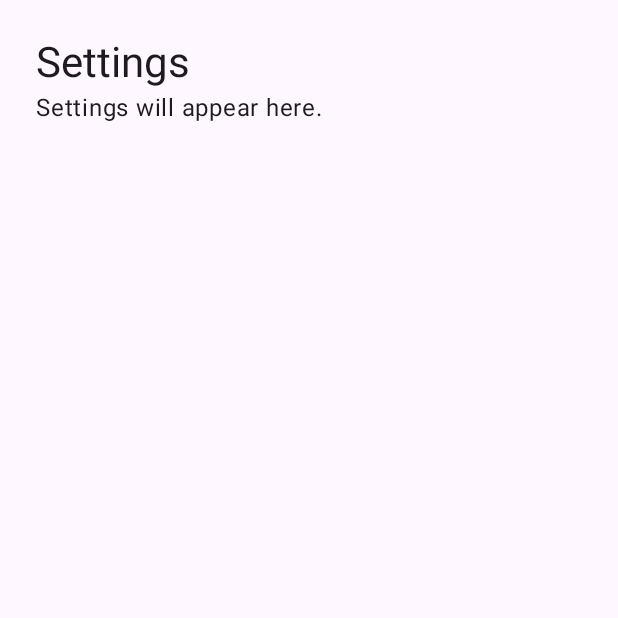
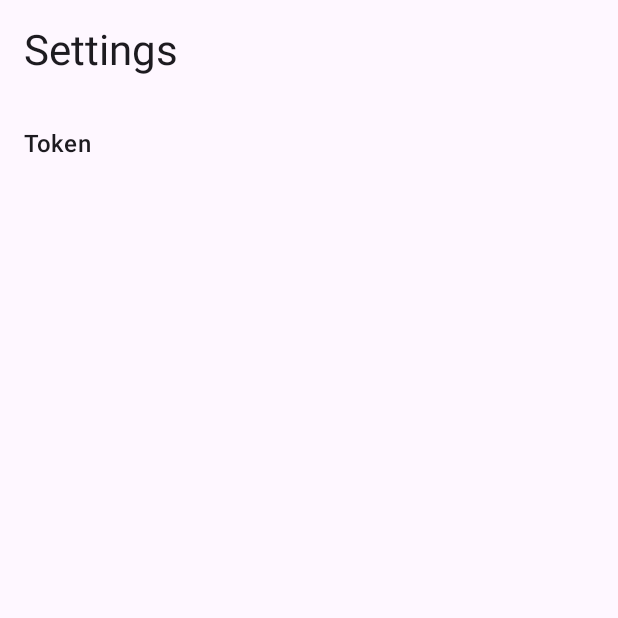
Before and after one commit to SABERBIRD/ciDGET, an Android app built with Jetpack Compose: the screen it shows after launch (SettingsActivity), on a phone screen of 412 x 824 dp, the top half of it. Run offline under Robolectric (Android 15) with nearby library versions, the phone set to English and light mode, and no system bars.

Commit message:
T4: Add encrypted TokenStore and the token settings screen
Co-Authored-By: Claude Sonnet 5.5 <noreply@anthropic.com>
Claude-Session: https://claude.ai/code/session_01Vqgg7Cm1SpmYghxuPLBJWU

```diff
--- a/app/src/main/AndroidManifest.xml
+++ b/app/src/main/AndroidManifest.xml
@@ -2,6 +2,7 @@
 <manifest xmlns:android="http://schemas.android.com/apk/res/android">
 
     <application
+        android:name=".CidgetApp"
         android:allowBackup="false"
         android:icon="@mipmap/ic_launcher"
         android:label="@string/app_name"
--- /dev/null
+++ b/app/src/main/kotlin/io/github/saberbird/cidget/CidgetApp.kt
@@ -0,0 +1,19 @@
+package io.github.saberbird.cidget
+
+import android.app.Application
+import io.github.saberbird.cidget.di.AppGraph
+
+/** Creates the single [AppGraph] (manual DI, D5). */
+class CidgetApp : Application() {
+    lateinit var graph: AppGraph
+        private set
+
+    override fun onCreate() {
+        super.onCreate()
+        graph = AppGraph(this)
+    }
+}
+
+/** The app's graph, from any [android.content.Context]. */
+val android.content.Context.graph: AppGraph
+    get() = (applicationContext as CidgetApp).graph
--- /dev/null
+++ b/app/src/main/kotlin/io/github/saberbird/cidget/data/TokenKeyProvider.kt
@@ -0,0 +1,45 @@
+package io.github.saberbird.cidget.data
+
+import android.security.keystore.KeyGenParameterSpec
+import android.security.keystore.KeyProperties
+import java.security.KeyStore
+import javax.crypto.KeyGenerator
+import javax.crypto.SecretKey
+
+/** Supplies the AES key that protects the token file. */
+interface TokenKeyProvider {
+    /** Returns the key, creating it if needed. */
+    fun getOrCreate(): SecretKey
+
+    /** Deletes the key (used when the file is unreadable or the token is deleted). */
+    fun delete()
+}
+
+/** Android Keystore key `cidget_token_v1` (SECURITY.md): AES-256, GCM, randomized IV, no user authentication. */
+class KeystoreKeyProvider : TokenKeyProvider {
+    private fun store(): KeyStore = KeyStore.getInstance("AndroidKeyStore").apply { load(null) }
+
+    override fun getOrCreate(): SecretKey {
+        (store().getKey(ALIAS, null) as? SecretKey)?.let { return it }
+        val spec = KeyGenParameterSpec.Builder(
+            ALIAS,
+            KeyProperties.PURPOSE_ENCRYPT or KeyProperties.PURPOSE_DECRYPT,
+        )
+            .setKeySize(256)
+            .setBlockModes(KeyProperties.BLOCK_MODE_GCM)
+            .setEncryptionPaddings(KeyProperties.ENCRYPTION_PADDING_NONE)
+            .setRandomizedEncryptionRequired(true)
+            .build()
+        val generator = KeyGenerator.getInstance(KeyProperties.KEY_ALGORITHM_AES, "AndroidKeyStore")
+        generator.init(spec)
+        return generator.generateKey()
+    }
+
+    override fun delete() {
+        runCatching { store().deleteEntry(ALIAS) }
+    }
+
+    private companion object {
+        const val ALIAS = "cidget_token_v1"
+    }
+}
--- /dev/null
+++ b/app/src/main/kotlin/io/github/saberbird/cidget/di/AppGraph.kt
@@ -0,0 +1,40 @@
+package io.github.saberbird.cidget.di
+
+import android.app.Application
+import android.content.pm.ApplicationInfo
+import android.util.Log
+import io.github.saberbird.cidget.data.KeystoreKeyProvider
+import io.github.saberbird.cidget.data.TokenStore
+import io.github.saberbird.cidget.github.GitHubClient
+import io.github.saberbird.cidget.github.createHttpClient
+import kotlinx.coroutines.Dispatchers
+import kotlinx.coroutines.withContext
+import okhttp3.OkHttpClient
+import java.io.File
+
+/** Builds and holds the app-wide singletons. Created once in `Application.onCreate`. */
+class AppGraph(val app: Application) {
+    val tokenStore: TokenStore = TokenStore(File(app.filesDir, "token.bin"), KeystoreKeyProvider())
+
+    val http: OkHttpClient = createHttpClient(
+        cacheDir = File(app.cacheDir, "http"),
+        userAgent = "ciDGET/${versionName()}",
+        tokenProvider = tokenStore::usableToken,
+    )
+
+    private val debuggable = app.applicationInfo.flags and ApplicationInfo.FLAG_DEBUGGABLE != 0
+
+    /** The API client. In debug builds it logs `GET path -> code` lines only (never headers or bodies). */
+    val github: GitHubClient = GitHubClient(http, log = if (debuggable) { line -> Log.d("cidget", line) } else null)
+
+    /** Drops cached API responses; they may hold private repository data. */
+    suspend fun evictHttpCache() = withContext(Dispatchers.IO) { runCatching { http.cache?.evictAll() }; Unit }
+
+    /** Called after the token was saved, replaced or deleted. Later tasks add snapshots and refreshes here. */
+    suspend fun onTokenChanged() {
+        evictHttpCache()
+    }
+
+    private fun versionName(): String =
+        runCatching { app.packageManager.getPackageInfo(app.packageName, 0).versionName }.getOrNull() ?: "0"
+}
--- a/app/src/main/kotlin/io/github/saberbird/cidget/settings/SettingsActivity.kt
+++ b/app/src/main/kotlin/io/github/saberbird/cidget/settings/SettingsActivity.kt
@@ -2,31 +2,57 @@ package io.github.saberbird.cidget.settings
 
 import android.os.Bundle
 import androidx.activity.ComponentActivity
+import androidx.activity.compose.BackHandler
 import androidx.activity.compose.setContent
+import androidx.compose.foundation.clickable
 import androidx.compose.foundation.layout.Column
 import androidx.compose.foundation.layout.fillMaxSize
+import androidx.compose.foundation.layout.fillMaxWidth
 import androidx.compose.foundation.layout.padding
+import androidx.compose.foundation.layout.safeDrawingPadding
 import androidx.compose.material3.MaterialTheme
 import androidx.compose.material3.Surface
 import androidx.compose.material3.Text
+import androidx.compose.runtime.getValue
+import androidx.compose.runtime.mutableStateOf
+import androidx.compose.runtime.remember
+import androidx.compose.runtime.setValue
 import androidx.compose.ui.Modifier
 import androidx.compose.ui.res.stringResource
 import androidx.compose.ui.unit.dp
 import io.github.saberbird.cidget.R
+import io.github.saberbird.cidget.graph
 
-/** Launcher activity. A placeholder until the settings screens arrive in later tasks. */
+/** Launcher activity: the settings home with the token screen. More screens arrive in later tasks. */
 class SettingsActivity : ComponentActivity() {
     override fun onCreate(savedInstanceState: Bundle?) {
         super.onCreate(savedInstanceState)
+        val graph = applicationContext.graph
         setContent {
             MaterialTheme {
                 Surface(modifier = Modifier.fillMaxSize()) {
-                    Column(modifier = Modifier.padding(24.dp)) {
-                        Text(
-                            text = stringResource(R.string.settings_title),
-                            style = MaterialTheme.typography.headlineMedium,
-                        )
-                        Text(text = stringResource(R.string.settings_placeholder))
+                    var onToken by remember { mutableStateOf(false) }
+                    BackHandler(enabled = onToken) { onToken = false }
+                    Column(modifier = Modifier.safeDrawingPadding()) {
+                        if (onToken) {
+                            Text(
+                                stringResource(R.string.token_title),
+                                style = MaterialTheme.typography.headlineMedium,
+                                modifier = Modifier.padding(start = 16.dp, top = 16.dp),
+                            )
+                            TokenScreen(graph, showContentsHint = false)
+                        } else {
+                            Text(
+                                stringResource(R.string.settings_title),
+                                style = MaterialTheme.typography.headlineMedium,
+                                modifier = Modifier.padding(16.dp),
+                            )
+                            Text(
+                                stringResource(R.string.token_title),
+                                style = MaterialTheme.typography.titleMedium,
+                                modifier = Modifier.fillMaxWidth().clickable { onToken = true }.padding(16.dp),
+                            )
+                        }
                     }
                 }
             }
--- a/gradle/libs.versions.toml
+++ b/gradle/libs.versions.toml
@@ -11,6 +11,8 @@ kotlinxDatetime = "0.6.2"
 kotlinxSerialization = "1.13.0"
 kotlinxCoroutines = "1.11.0"
 okhttp = "5.5.1"
+work = "2.10.3"
+datastore = "1.1.7"
 junit = "4.13.2"
 
 [libraries]
@@ -21,6 +23,9 @@ androidx-glance-appwidget = { module = "androidx.glance:glance-appwidget", versi
 kotlinx-datetime = { module = "org.jetbrains.kotlinx:kotlinx-datetime", version.ref = "kotlinxDatetime" }
 kotlinx-serialization-json = { module = "org.jetbrains.kotlinx:kotlinx-serialization-json", version.ref = "kotlinxSerialization" }
 kotlinx-coroutines-core = { module = "org.jetbrains.kotlinx:kotlinx-coroutines-core", version.ref = "kotlinxCoroutines" }
+kotlinx-coroutines-android = { module = "org.jetbrains.kotlinx:kotlinx-coroutines-android", version.ref = "kotlinxCoroutines" }
+androidx-work-runtime-ktx = { module = "androidx.work:work-runtime-ktx", version.ref = "work" }
+androidx-datastore-preferences = { module = "androidx.datastore:datastore-preferences", version.ref = "datastore" }
 okhttp = { module = "com.squareup.okhttp3:okhttp", version.ref = "okhttp" }
 okhttp-mockwebserver = { module = "com.squareup.okhttp3:mockwebserver3", version.ref = "okhttp" }
 junit = { module = "junit:junit", version.ref = "junit" }
```
Also changed, not shown: app/build.gradle.kts (+8 -0 lines), app/src/main/kotlin/io/github/saberbird/cidget/data/TokenCodec.kt (added, +39 -0 lines), app/src/main/kotlin/io/github/saberbird/cidget/data/TokenStore.kt (added, +102 -0 lines), app/src/main/kotlin/io/github/saberbird/cidget/settings/ErrorText.kt (added, +22 -0 lines), app/src/main/kotlin/io/github/saberbird/cidget/settings/TokenController.kt (added, +38 -0 lines), app/src/main/kotlin/io/github/saberbird/cidget/settings/TokenScreen.kt (added, +136 -0 lines), app/src/main/res/values/strings.xml (+27 -0 lines), github/src/main/kotlin/io/github/saberbird/cidget/github/HttpClientFactory.kt (+10 -0 lines), 2 other files.
